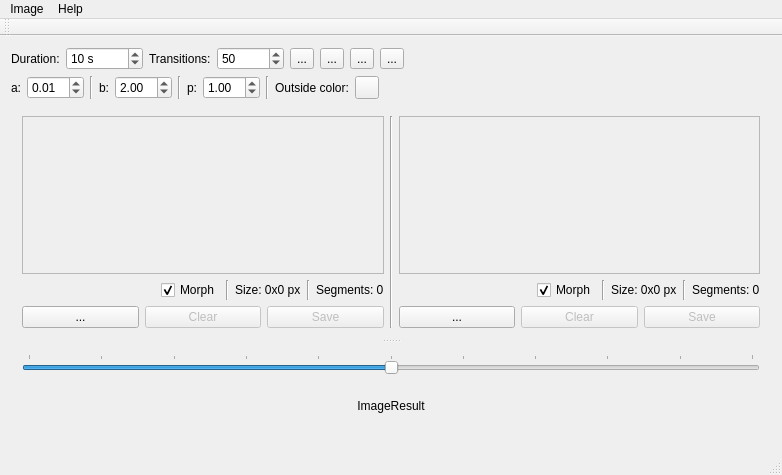
Qt form mainwindow.ui (GustavoKatel/ImageMorph) before a commit.
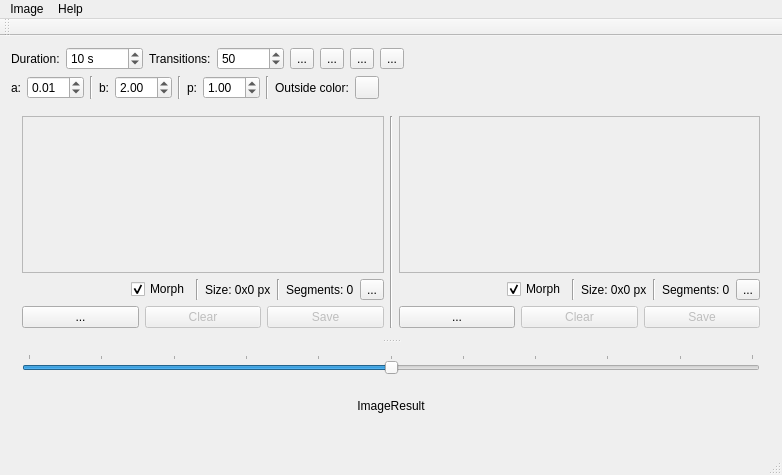
The same form after that commit. Icons and pictures are not drawn.

Commit message: Custom window to segment remotion.

The edit to the form file:
```diff
--- a/mainwindow.ui
+++ b/mainwindow.ui
@@ -267,7 +267,7 @@
                <x>0</x>
                <y>0</y>
                <width>370</width>
-               <height>181</height>
+               <height>180</height>
               </rect>
              </property>
              <layout class="QVBoxLayout" name="verticalLayout_5">
@@ -346,6 +346,13 @@
               </property>
              </widget>
             </item>
+            <item>
+             <widget class="QToolButton" name="image1_segments_edit_button">
+              <property name="text">
+               <string>...</string>
+              </property>
+             </widget>
+            </item>
            </layout>
           </item>
           <item>
@@ -401,7 +408,7 @@
                <x>0</x>
                <y>0</y>
                <width>369</width>
-               <height>181</height>
+               <height>180</height>
               </rect>
              </property>
              <layout class="QVBoxLayout" name="verticalLayout_6">
@@ -480,6 +487,13 @@
               </property>
              </widget>
             </item>
+            <item>
+             <widget class="QToolButton" name="image2_segments_edit_button">
+              <property name="text">
+               <string>...</string>
+              </property>
+             </widget>
+            </item>
            </layout>
           </item>
           <item>
```
The commit also changes 10 other files.
